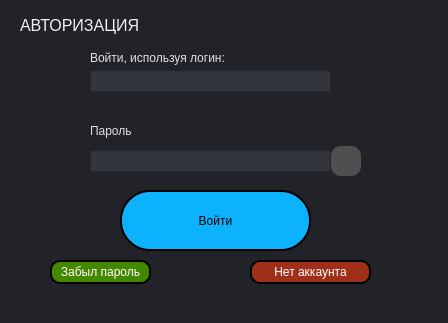
First picture: the form in ui/auth_form.ui, repository k0swel/mpu_project, before the edit.
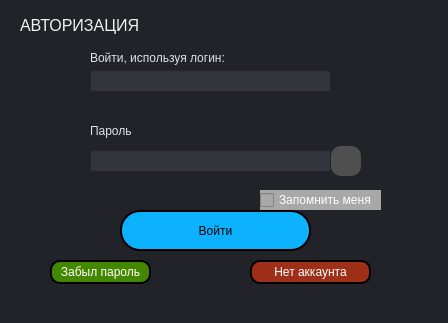
Second picture: the form after the edit. Icons and pictures are not drawn.

Commit message: Update. Add checkbox in auth menu and small bugfix

```diff
--- a/ui/auth_form.ui
+++ b/ui/auth_form.ui
@@ -166,15 +166,15 @@
    <property name="geometry">
     <rect>
      <x>120</x>
-     <y>190</y>
+     <y>210</y>
      <width>191</width>
-     <height>61</height>
+     <height>41</height>
     </rect>
    </property>
    <property name="styleSheet">
     <string notr="true">QPushButton#pushButton_login {
 
-border-radius: 30px; 
+border-radius: 20px; 
 color: rgb(0, 0, 0);
 background-color: rgb(13, 178, 255);
 border: 2px solid rgb(0,0,0);
@@ -376,6 +376,30 @@
     </item>
    </layout>
   </widget>
+  <widget class="QCheckBox" name="checkBox_remamber_me">
+   <property name="geometry">
+    <rect>
+     <x>260</x>
+     <y>190</y>
+     <width>121</width>
+     <height>20</height>
+    </rect>
+   </property>
+   <property name="styleSheet">
+    <string notr="true">QCheckBox#checkBox_remamber_me {
+	color: white;
+	background-color: rgb(168, 168, 168);
+	font-size: 12px;
+}
+
+QCheckBox#checkBox_remamber_me::hover {
+	border: 3px solid red;
+}</string>
+   </property>
+   <property name="text">
+    <string>Запомнить меня</string>
+   </property>
+  </widget>
  </widget>
  <resources/>
  <connections/>
```
The commit also changes 10 other files.
